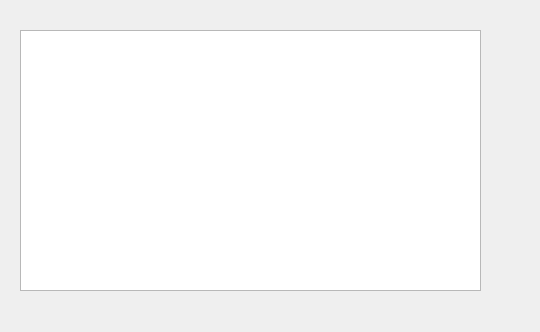
The window that ShowAppointmentsDialog.ui (QZero233/QTHospitalManager) describes before a commit, drawn with Qt 5.
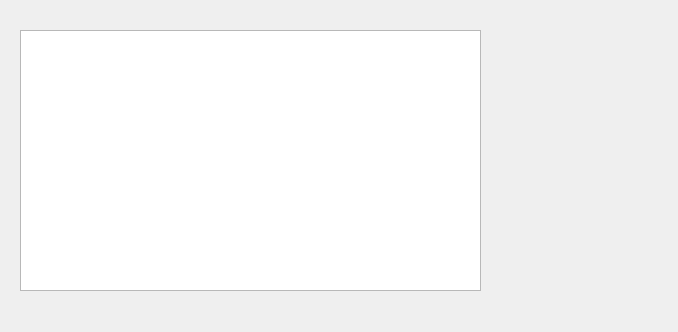
The same window after the commit.

Diff of the .ui file:
```diff
--- a/ShowAppointmentsDialog.ui
+++ b/ShowAppointmentsDialog.ui
@@ -6,7 +6,7 @@
    <rect>
     <x>0</x>
     <y>0</y>
-    <width>540</width>
+    <width>678</width>
     <height>332</height>
    </rect>
   </property>
```
